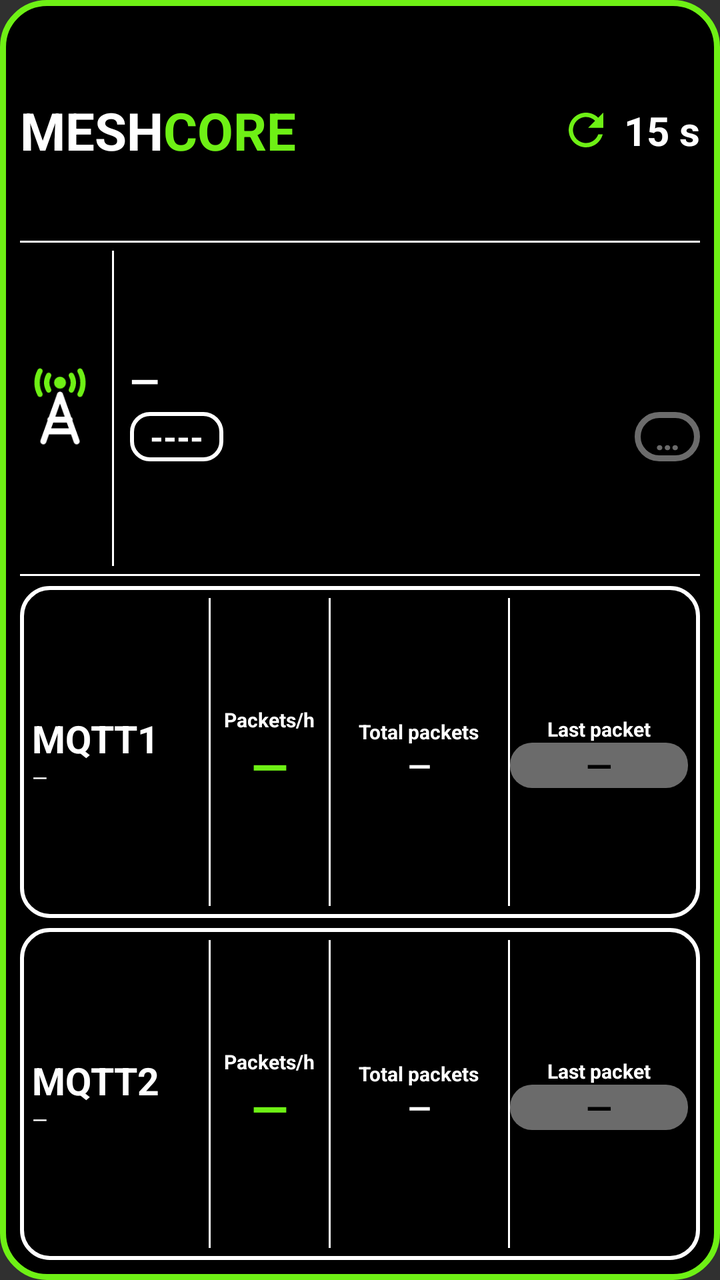
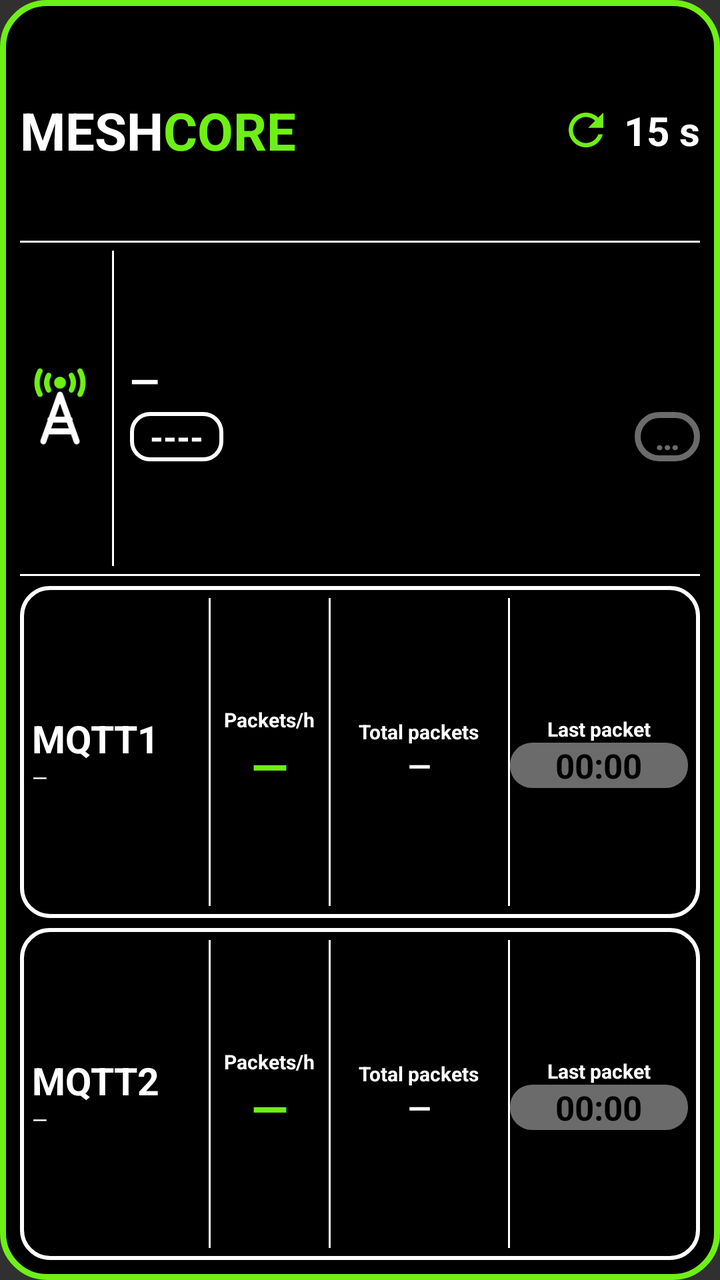

The first picture is an Android layout as it rendered before a commit; the second is the same layout after the commit. The layout source and the unified diff follow.
<!-- AndroidManifest.xml: application theme android:Theme.Material.NoActionBar -->
<!-- res/layout/widget_observer.xml -->
<?xml version="1.0" encoding="utf-8"?>
<LinearLayout xmlns:android="http://schemas.android.com/apk/res/android"
    android:id="@+id/widget_root"
    android:layout_width="match_parent"
    android:layout_height="match_parent"
    android:orientation="vertical"
    android:padding="10dp"
    android:background="@drawable/widget_bg">

    
    <LinearLayout
        android:layout_width="match_parent"
        android:layout_height="0dp"
        android:layout_weight="2"
        android:orientation="horizontal"
        android:gravity="center_vertical">
        <TextView android:layout_width="wrap_content" android:layout_height="wrap_content"
            android:text="MESH" android:textColor="#FFFFFF" android:textStyle="bold" android:textSize="26sp" android:maxLines="1"/>
        <TextView android:layout_width="wrap_content" android:layout_height="wrap_content"
            android:text="CORE" android:textColor="#6EF015" android:textStyle="bold" android:textSize="26sp" android:maxLines="1"/>
        <FrameLayout android:layout_width="0dp" android:layout_height="1dp" android:layout_weight="1"/>
        <ImageView android:id="@+id/refresh_icon" android:layout_width="26dp" android:layout_height="26dp"
            android:src="@drawable/ic_refresh" android:contentDescription="@null"/>
        <TextView android:id="@+id/interval_text" android:layout_width="wrap_content" android:layout_height="wrap_content"
            android:layout_marginStart="6dp" android:text="15 s" android:textColor="#FFFFFF" android:textStyle="bold" android:textSize="20sp" android:maxLines="1"/>
    </LinearLayout>

    <FrameLayout android:layout_width="match_parent" android:layout_height="1dp" android:background="#FFFFFF"/>

    
    <LinearLayout
        android:layout_width="match_parent"
        android:layout_height="0dp"
        android:layout_weight="3"
        android:orientation="horizontal"
        android:gravity="center_vertical"
        android:paddingTop="4dp" android:paddingBottom="4dp">
        <ImageView android:layout_width="40dp" android:layout_height="40dp"
            android:src="@drawable/ic_tower" android:contentDescription="@null"/>
        <FrameLayout android:layout_width="1dp" android:layout_height="match_parent" android:layout_marginStart="6dp" android:layout_marginEnd="8dp" android:background="#FFFFFF"/>
        <LinearLayout android:layout_width="0dp" android:layout_height="wrap_content" android:layout_weight="1" android:orientation="vertical">
            <TextView android:id="@+id/obs_name" android:layout_width="match_parent" android:layout_height="wrap_content"
                android:text="—" android:textColor="#FFFFFF" android:textStyle="bold" android:textSize="19sp" android:maxLines="1" android:ellipsize="end"/>
            <LinearLayout android:layout_width="match_parent" android:layout_height="wrap_content" android:orientation="horizontal" android:gravity="center_vertical" android:layout_marginTop="3dp">
                <TextView android:id="@+id/obs_hash" android:layout_width="wrap_content" android:layout_height="wrap_content"
                    android:background="@drawable/badge_outline" android:paddingStart="10dp" android:paddingEnd="10dp" android:paddingTop="1dp" android:paddingBottom="1dp"
                    android:text="----" android:textColor="#FFFFFF" android:textStyle="bold" android:textSize="17sp" android:maxLines="1"/>
                <FrameLayout android:layout_width="0dp" android:layout_height="1dp" android:layout_weight="1"/>
                <TextView android:id="@+id/obs_live" android:layout_width="wrap_content" android:layout_height="wrap_content"
                    android:background="@drawable/live_gray" android:paddingStart="10dp" android:paddingEnd="10dp" android:paddingTop="1dp" android:paddingBottom="1dp"
                    android:text="…" android:textColor="#6B6B6B" android:textStyle="bold" android:textSize="17sp" android:maxLines="1"/>
            </LinearLayout>
        </LinearLayout>
    </LinearLayout>

    <FrameLayout android:layout_width="match_parent" android:layout_height="1dp" android:background="#FFFFFF" android:layout_marginBottom="5dp"/>

    
    <LinearLayout
        android:layout_width="match_parent" android:layout_height="0dp" android:layout_weight="3"
        android:orientation="horizontal" android:gravity="center_vertical"
        android:background="@drawable/card_outline" android:padding="6dp">
        <LinearLayout android:layout_width="0dp" android:layout_height="wrap_content" android:layout_weight="3" android:orientation="vertical">
            <TextView android:layout_width="wrap_content" android:layout_height="wrap_content" android:text="MQTT1" android:textColor="#FFFFFF" android:textStyle="bold" android:textSize="19sp" android:maxLines="1"/>
            <TextView android:id="@+id/m1_host" android:layout_width="match_parent" android:layout_height="wrap_content" android:text="—" android:textColor="#FFFFFF" android:textSize="10sp" android:maxLines="1" android:ellipsize="end"/>
        </LinearLayout>
        <FrameLayout android:layout_width="1dp" android:layout_height="match_parent" android:background="#FFFFFF"/>
        <LinearLayout android:layout_width="0dp" android:layout_height="wrap_content" android:layout_weight="2" android:orientation="vertical" android:gravity="center_horizontal">
            <TextView android:layout_width="wrap_content" android:layout_height="wrap_content" android:text="Packets/h" android:textColor="#FFFFFF" android:textStyle="bold" android:textSize="10sp" android:maxLines="1"/>
            <TextView android:id="@+id/m1_hour" android:layout_width="wrap_content" android:layout_height="wrap_content" android:text="—" android:textColor="#6EF015" android:textStyle="bold" android:textSize="24sp" android:maxLines="1"/>
        </LinearLayout>
        <FrameLayout android:layout_width="1dp" android:layout_height="match_parent" android:background="#FFFFFF"/>
        <LinearLayout android:layout_width="0dp" android:layout_height="wrap_content" android:layout_weight="3" android:orientation="vertical" android:gravity="center_horizontal">
            <TextView android:layout_width="wrap_content" android:layout_height="wrap_content" android:text="Total packets" android:textColor="#FFFFFF" android:textStyle="bold" android:textSize="10sp" android:maxLines="1"/>
            <TextView android:id="@+id/m1_total" android:layout_width="wrap_content" android:layout_height="wrap_content" android:text="—" android:textColor="#FFFFFF" android:textStyle="bold" android:textSize="15sp" android:maxLines="1"/>
        </LinearLayout>
        <FrameLayout android:layout_width="1dp" android:layout_height="match_parent" android:background="#FFFFFF"/>
        <LinearLayout android:layout_width="0dp" android:layout_height="wrap_content" android:layout_weight="3" android:orientation="vertical" android:gravity="center_horizontal">
            <TextView android:layout_width="wrap_content" android:layout_height="wrap_content" android:text="Last packet" android:textColor="#FFFFFF" android:textStyle="bold" android:textSize="10sp" android:maxLines="1"/>
            <TextView android:id="@+id/m1_last" android:layout_width="match_parent" android:layout_height="wrap_content" android:gravity="center" android:background="@drawable/pill_gray" android:text="—" android:textColor="#000000" android:textStyle="bold" android:textSize="17sp" android:maxLines="1"/>
        </LinearLayout>
    </LinearLayout>

    <FrameLayout android:layout_width="match_parent" android:layout_height="5dp"/>

    
    <LinearLayout
        android:layout_width="match_parent" android:layout_height="0dp" android:layout_weight="3"
        android:orientation="horizontal" android:gravity="center_vertical"
        android:background="@drawable/card_outline" android:padding="6dp">
        <LinearLayout android:layout_width="0dp" android:layout_height="wrap_content" android:layout_weight="3" android:orientation="vertical">
            <TextView android:layout_width="wrap_content" android:layout_height="wrap_content" android:text="MQTT2" android:textColor="#FFFFFF" android:textStyle="bold" android:textSize="19sp" android:maxLines="1"/>
            <TextView android:id="@+id/m2_host" android:layout_width="match_parent" android:layout_height="wrap_content" android:text="—" android:textColor="#FFFFFF" android:textSize="10sp" android:maxLines="1" android:ellipsize="end"/>
        </LinearLayout>
        <FrameLayout android:layout_width="1dp" android:layout_height="match_parent" android:background="#FFFFFF"/>
        <LinearLayout android:layout_width="0dp" android:layout_height="wrap_content" android:layout_weight="2" android:orientation="vertical" android:gravity="center_horizontal">
            <TextView android:layout_width="wrap_content" android:layout_height="wrap_content" android:text="Packets/h" android:textColor="#FFFFFF" android:textStyle="bold" android:textSize="10sp" android:maxLines="1"/>
            <TextView android:id="@+id/m2_hour" android:layout_width="wrap_content" android:layout_height="wrap_content" android:text="—" android:textColor="#6EF015" android:textStyle="bold" android:textSize="24sp" android:maxLines="1"/>
        </LinearLayout>
        <FrameLayout android:layout_width="1dp" android:layout_height="match_parent" android:background="#FFFFFF"/>
        <LinearLayout android:layout_width="0dp" android:layout_height="wrap_content" android:layout_weight="3" android:orientation="vertical" android:gravity="center_horizontal">
            <TextView android:layout_width="wrap_content" android:layout_height="wrap_content" android:text="Total packets" android:textColor="#FFFFFF" android:textStyle="bold" android:textSize="10sp" android:maxLines="1"/>
            <TextView android:id="@+id/m2_total" android:layout_width="wrap_content" android:layout_height="wrap_content" android:text="—" android:textColor="#FFFFFF" android:textStyle="bold" android:textSize="15sp" android:maxLines="1"/>
        </LinearLayout>
        <FrameLayout android:layout_width="1dp" android:layout_height="match_parent" android:background="#FFFFFF"/>
        <LinearLayout android:layout_width="0dp" android:layout_height="wrap_content" android:layout_weight="3" android:orientation="vertical" android:gravity="center_horizontal">
            <TextView android:layout_width="wrap_content" android:layout_height="wrap_content" android:text="Last packet" android:textColor="#FFFFFF" android:textStyle="bold" android:textSize="10sp" android:maxLines="1"/>
            <TextView android:id="@+id/m2_last" android:layout_width="match_parent" android:layout_height="wrap_content" android:gravity="center" android:background="@drawable/pill_gray" android:text="—" android:textColor="#000000" android:textStyle="bold" android:textSize="17sp" android:maxLines="1"/>
        </LinearLayout>
    </LinearLayout>
</LinearLayout>
<!-- resources referenced by this layout -->
<resources>
  <!-- drawable badge_outline (drawable) -->
  <?xml version="1.0" encoding="utf-8"?>
  <shape xmlns:android="http://schemas.android.com/apk/res/android" android:shape="rectangle">
      <solid android:color="#000000"/>
      <stroke android:width="2dp" android:color="#FFFFFF"/>
      <corners android:radius="9dp"/>
  </shape>
  <!-- drawable card_outline (drawable) -->
  <?xml version="1.0" encoding="utf-8"?>
  <shape xmlns:android="http://schemas.android.com/apk/res/android" android:shape="rectangle">
      <solid android:color="#000000"/>
      <stroke android:width="2dp" android:color="#FFFFFF"/>
      <corners android:radius="14dp"/>
  </shape>
  <!-- drawable ic_refresh (drawable) -->
  <?xml version="1.0" encoding="utf-8"?>
  <vector xmlns:android="http://schemas.android.com/apk/res/android" android:width="24dp" android:height="24dp" android:viewportWidth="24" android:viewportHeight="24">
      <path android:fillColor="#6EF015" android:pathData="M17.65,6.35C16.2,4.9 14.21,4 12,4c-4.42,0 -7.99,3.58 -7.99,8s3.57,8 7.99,8c3.73,0 6.84,-2.55 7.73,-6h-2.08c-0.82,2.33 -3.04,4 -5.65,4 -3.31,0 -6,-2.69 -6,-6s2.69,-6 6,-6c1.66,0 3.14,0.69 4.22,1.78L13,11h7V4l-2.35,2.35z"/>
  </vector>
  <!-- drawable ic_tower (drawable) -->
  <?xml version="1.0" encoding="utf-8"?>
  <vector xmlns:android="http://schemas.android.com/apk/res/android" android:width="48dp" android:height="48dp" android:viewportWidth="24" android:viewportHeight="24">
      <path android:fillColor="#6EF015" android:pathData="M12,4.4m-1.8,0a1.8,1.8 0,1 1,3.6 0a1.8,1.8 0,1 1,-3.6 0"/>
      <path android:strokeColor="#6EF015" android:strokeWidth="1.6" android:strokeLineCap="round" android:pathData="M8.6,2.2A4.6,4.6 0,0 0,8.6,6.6M15.4,2.2A4.6,4.6 0,0 1,15.4,6.6M6,0.9A7.4,7.4 0,0 0,6,7.9M18,0.9A7.4,7.4 0,0 1,18,7.9"/>
      <path android:strokeColor="#FFFFFF" android:strokeWidth="1.8" android:strokeLineCap="round" android:strokeLineJoin="round" android:pathData="M12,8L7,22M12,8L17,22M9.1,15.5L14.9,15.5M8.2,19L15.8,19"/>
  </vector>
  <!-- drawable live_gray (drawable) -->
  <?xml version="1.0" encoding="utf-8"?>
  <shape xmlns:android="http://schemas.android.com/apk/res/android" android:shape="rectangle">
      <solid android:color="#000000"/>
      <stroke android:width="3dp" android:color="#6B6B6B"/>
      <corners android:radius="12dp"/>
  </shape>
  <!-- drawable pill_gray (drawable) -->
  <?xml version="1.0" encoding="utf-8"?>
  <shape xmlns:android="http://schemas.android.com/apk/res/android" android:shape="rectangle">
      <solid android:color="#6B6B6B"/>
      <corners android:radius="11dp"/>
  </shape>
  <!-- drawable widget_bg (drawable) -->
  <?xml version="1.0" encoding="utf-8"?>
  <shape xmlns:android="http://schemas.android.com/apk/res/android" android:shape="rectangle">
      <solid android:color="#000000"/>
      <stroke android:width="3dp" android:color="#6EF015"/>
      <corners android:radius="22dp"/>
  </shape>
</resources>

<!-- the commit's change to res/layout/widget_observer.xml (unified diff, before → after) -->
@@ -77,7 +77,7 @@
         <FrameLayout android:layout_width="1dp" android:layout_height="match_parent" android:background="#FFFFFF"/>
         <LinearLayout android:layout_width="0dp" android:layout_height="wrap_content" android:layout_weight="3" android:orientation="vertical" android:gravity="center_horizontal">
             <TextView android:layout_width="wrap_content" android:layout_height="wrap_content" android:text="Last packet" android:textColor="#FFFFFF" android:textStyle="bold" android:textSize="10sp" android:maxLines="1"/>
-            <TextView android:id="@+id/m1_last" android:layout_width="match_parent" android:layout_height="wrap_content" android:gravity="center" android:background="@drawable/pill_gray" android:text="—" android:textColor="#000000" android:textStyle="bold" android:textSize="17sp" android:maxLines="1"/>
+            <Chronometer android:id="@+id/m1_last" android:layout_width="match_parent" android:layout_height="wrap_content" android:gravity="center" android:background="@drawable/pill_gray" android:text="—" android:textColor="#000000" android:textStyle="bold" android:textSize="17sp" android:maxLines="1"/>
         </LinearLayout>
     </LinearLayout>
 
@@ -105,7 +105,7 @@
         <FrameLayout android:layout_width="1dp" android:layout_height="match_parent" android:background="#FFFFFF"/>
         <LinearLayout android:layout_width="0dp" android:layout_height="wrap_content" android:layout_weight="3" android:orientation="vertical" android:gravity="center_horizontal">
             <TextView android:layout_width="wrap_content" android:layout_height="wrap_content" android:text="Last packet" android:textColor="#FFFFFF" android:textStyle="bold" android:textSize="10sp" android:maxLines="1"/>
-            <TextView android:id="@+id/m2_last" android:layout_width="match_parent" android:layout_height="wrap_content" android:gravity="center" android:background="@drawable/pill_gray" android:text="—" android:textColor="#000000" android:textStyle="bold" android:textSize="17sp" android:maxLines="1"/>
+            <Chronometer android:id="@+id/m2_last" android:layout_width="match_parent" android:layout_height="wrap_content" android:gravity="center" android:background="@drawable/pill_gray" android:text="—" android:textColor="#000000" android:textStyle="bold" android:textSize="17sp" android:maxLines="1"/>
         </LinearLayout>
     </LinearLayout>
 </LinearLayout>
